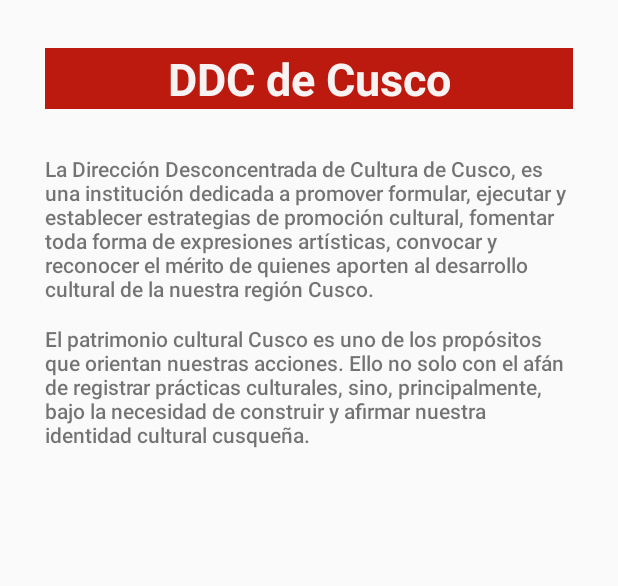
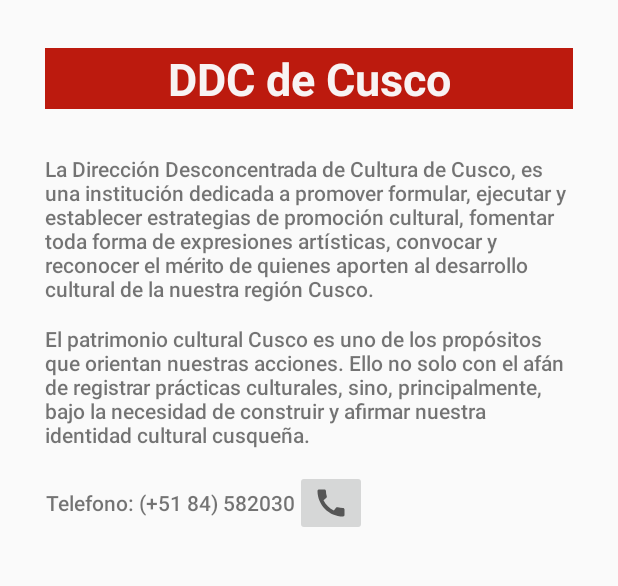
Before and after one commit to ronalGonzal/QawayApp-V.2.0, an Android app: the fragment RegistrarSugerenciaFragment placed in its activity, in the side drawer, after a tap on "DDC de Cusco", on a phone screen of 412 x 824 dp, the part 84-670 px from its top. Run offline under Robolectric (Android 15) with nearby library versions, the phone set to English and light mode, and no system bars; our stand-ins replace Volley; plain views replace JustifiedTextView; network calls fail; pictures from the network do not load.

Commit message:
llamada ddc

```diff
--- a/app/src/main/java/com/qaway/qawayapp/Fragments/DdccuscoFragment.java
+++ b/app/src/main/java/com/qaway/qawayapp/Fragments/DdccuscoFragment.java
@@ -1,12 +1,21 @@
 package com.qaway.qawayapp.Fragments;
 
+import android.Manifest;
+import android.content.Intent;
+import android.content.pm.PackageManager;
+import android.net.Uri;
 import android.os.Bundle;
 
+import androidx.annotation.NonNull;
+import androidx.core.app.ActivityCompat;
+import androidx.core.content.ContextCompat;
 import androidx.fragment.app.Fragment;
 
 import android.view.LayoutInflater;
 import android.view.View;
 import android.view.ViewGroup;
+import android.widget.ImageButton;
+import android.widget.Toast;
 
 import com.qaway.qawayapp.R;
 
@@ -16,6 +25,9 @@
  * create an instance of this fragment.
  */
 public class DdccuscoFragment extends Fragment {
+
+    //bton llamar
+    ImageButton btnllamarddc;
 
     // TODO: Rename parameter arguments, choose names that match
     // the fragment initialization parameters, e.g. ARG_ITEM_NUMBER
@@ -61,6 +73,36 @@
     public View onCreateView(LayoutInflater inflater, ViewGroup container,
                              Bundle savedInstanceState) {
         // Inflate the layout for this fragment
-        return inflater.inflate(R.layout.fragment_ddccusco, container, false);
+        View vista=inflater.inflate(R.layout.fragment_ddccusco, container, false);
+
+        btnllamarddc=vista.findViewById(R.id.btnLlamarDDC);
+        btnllamarddc.setOnClickListener(new View.OnClickListener() {
+            @Override
+            public void onClick(View v) {
+                call();
+            }
+        });
+        return vista;
     }
+
+    void call() {
+        if (ContextCompat.checkSelfPermission(getContext(), Manifest.permission.CALL_PHONE) == PackageManager.PERMISSION_GRANTED) {
+            Intent callIntent = new Intent(Intent.ACTION_CALL);
+            callIntent.setData(Uri.parse("tel:" + "(+5184)582030"));
+            getActivity().startActivity(callIntent);
+        } else {
+            ActivityCompat.requestPermissions(getActivity(), new String[]{Manifest.permission.CALL_PHONE},
+                    CALL_PERMISSION_REQUEST_CODE);
+        }
+    }
+    private static final int CALL_PERMISSION_REQUEST_CODE = 1234;
+    @Override
+    public void onRequestPermissionsResult(int requestCode, @NonNull String[] permissions, @NonNull int[] grantResults) {
+        super.onRequestPermissionsResult(requestCode, permissions, grantResults);
+        if (requestCode == CALL_PERMISSION_REQUEST_CODE && grantResults.length > 0 && grantResults[0] == PackageManager.PERMISSION_GRANTED) {
+            Toast.makeText(getContext(), "Permission Granted", Toast.LENGTH_SHORT).show();
+        }
+    }
+
+
 }
--- a/app/src/main/java/com/qaway/qawayapp/Fragments/RegistrarSugerenciaFragment.java
+++ b/app/src/main/java/com/qaway/qawayapp/Fragments/RegistrarSugerenciaFragment.java
@@ -71,7 +71,7 @@
     private static final int COD_SELECCIONA = 10;
     private static final int COD_FOTO = 20;
 
-    EditText campoNombre,campoDocumento,campoProfesion;
+    EditText txtTituloSugerencia,txtDesSugerencia;
     Button botonRegistro,btnFoto;
     ImageView imgFoto;
     ProgressDialog progreso;
@@ -129,9 +129,8 @@
         // Inflate the layout for this fragment
 
         View vista=inflater.inflate(R.layout.fragment_registrar_sugerencia, container, false);
-        campoDocumento= (EditText) vista.findViewById(R.id.campoDoc);
-        campoNombre= (EditText) vista.findViewById(R.id.campoNombre);
-        campoProfesion= (EditText) vista.findViewById(R.id.campoProfesion);
+        txtTituloSugerencia= (EditText) vista.findViewById(R.id.txtTituloSugerencia);
+        txtDesSugerencia= (EditText) vista.findViewById(R.id.txtDesSugerencia);
         botonRegistro= (Button) vista.findViewById(R.id.btnRegistrar);
         btnFoto=(Button) vista.findViewById(R.id.btnFoto);
 
@@ -169,7 +168,7 @@
     }
 
     private void mostrarDialogOpciones() {
-        Toast.makeText(getContext(), "Mostarr " , Toast.LENGTH_LONG).show();
+        //Toast.makeText(getContext(), "Mostarr " , Toast.LENGTH_LONG).show();
         final CharSequence[] opciones={"Tomar Foto","Elegir de Galeria","Cancelar"};
         final AlertDialog.Builder builder=new AlertDialog.Builder(getContext());
         builder.setTitle("Elige una Opción");
@@ -379,9 +378,8 @@
                 progreso.hide();
 
                 if (response.trim().equalsIgnoreCase("registra")){
-                    campoNombre.setText("");
-                    campoDocumento.setText("");
-                    campoProfesion.setText("");
+                    txtTituloSugerencia.setText("");
+                    txtDesSugerencia.setText("");
                     Toast.makeText(getContext(),"Se ha registrado con exito",Toast.LENGTH_SHORT).show();
                 }else{
                     Toast.makeText(getContext(),"No se ha registrado ",Toast.LENGTH_SHORT).show();
@@ -399,8 +397,8 @@
             @Override
             protected Map<String, String> getParams() throws AuthFailureError {
 
-                String tituloSugerencia=campoNombre.getText().toString();
-                String desSugerencia=campoProfesion.getText().toString();
+                String tituloSugerencia=txtTituloSugerencia.getText().toString();
+                String desSugerencia=txtDesSugerencia.getText().toString();
 
                 String imgSugerencia=convertirImgString(bitmap);
 
--- /dev/null
+++ b/app/src/main/java/com/qaway/qawayapp/MyFirebaseMessagingService.java
@@ -0,0 +1,6 @@
+package com.qaway.qawayapp;
+
+import com.google.firebase.messaging.FirebaseMessagingService;
+
+public class MyFirebaseMessagingService extends FirebaseMessagingService {
+}
--- /dev/null
+++ b/app/src/main/res/drawable/ic_call.xml
@@ -0,0 +1,10 @@
+<vector xmlns:android="http://schemas.android.com/apk/res/android"
+    android:width="24dp"
+    android:height="24dp"
+    android:viewportWidth="24"
+    android:viewportHeight="24"
+    android:tint="?attr/colorControlNormal">
+  <path
+      android:fillColor="@android:color/white"
+      android:pathData="M20.01,15.38c-1.23,0 -2.42,-0.2 -3.53,-0.56 -0.35,-0.12 -0.74,-0.03 -1.01,0.24l-1.57,1.97c-2.83,-1.35 -5.48,-3.9 -6.89,-6.83l1.95,-1.66c0.27,-0.28 0.35,-0.67 0.24,-1.02 -0.37,-1.11 -0.56,-2.3 -0.56,-3.53 0,-0.54 -0.45,-0.99 -0.99,-0.99H4.19C3.65,3 3,3.24 3,3.99 3,13.28 10.73,21 20.01,21c0.71,0 0.99,-0.63 0.99,-1.18v-3.45c0,-0.54 -0.45,-0.99 -0.99,-0.99z"/>
+</vector>
--- a/app/src/main/res/layout/fragment_ddccusco.xml
+++ b/app/src/main/res/layout/fragment_ddccusco.xml
@@ -1,5 +1,6 @@
 <?xml version="1.0" encoding="utf-8"?>
 <LinearLayout xmlns:android="http://schemas.android.com/apk/res/android"
+    xmlns:app="http://schemas.android.com/apk/res-auto"
     xmlns:tools="http://schemas.android.com/tools"
     android:layout_width="match_parent"
     android:layout_height="match_parent"
@@ -36,4 +37,31 @@
         android:text="@string/ddchvcacon2"
         android:textSize="14sp" />
 
+    <LinearLayout
+        android:layout_width="match_parent"
+        android:layout_height="wrap_content"
+        android:orientation="horizontal"
+        android:layout_marginHorizontal="30sp"
+        android:layout_marginTop="14sp"
+
+        >
+
+        <TextView
+            android:layout_width="wrap_content"
+            android:layout_height="match_parent"
+            android:fontFamily="sans-serif-medium"
+            android:textSize="14sp"
+            android:text="Telefono: (+51 84) 582030"
+            android:gravity="center"/>
+
+        <ImageButton
+            android:id="@+id/btnLlamarDDC"
+            android:layout_width="wrap_content"
+            android:layout_height="wrap_content"
+            android:src="@drawable/ic_call" />
+
+
+    </LinearLayout>
+
+
 </LinearLayout>
--- a/app/src/main/res/values/strings.xml
+++ b/app/src/main/res/values/strings.xml
@@ -52,6 +52,6 @@
     <string name="nombre_de_patrimonio">Nombre de Patrimonio</string>
     <string name="descripcion_patrimonio">Descripcion patrimonio</string>
     <string name="imgdetalle">imgDetalle</string>
-    <string name="registar_sugerencia">Registar Sugerencia</string>
+    <string name="registar_sugerencia">Registrar Sugerencia</string>
 
 </resources>
--- a/build.gradle
+++ b/build.gradle
@@ -9,6 +9,7 @@
 
         // NOTE: Do not place your application dependencies here; they belong
         // in the individual module build.gradle files
+        classpath 'com.google.gms:google-services:4.3.3'
     }
 }
 
```
Also changed, not shown: app/build.gradle (+7 -0 lines), app/src/main/AndroidManifest.xml (+9 -1 lines), app/src/main/java/com/qaway/qawayapp/Fragments/MenuQawayFragment.java (+14 -5 lines), app/src/main/res/layout/fragment_menu_qaway.xml (+1 -8 lines), app/src/main/res/layout/fragment_registrar_sugerencia.xml (+5 -11 lines), 1 other file.
